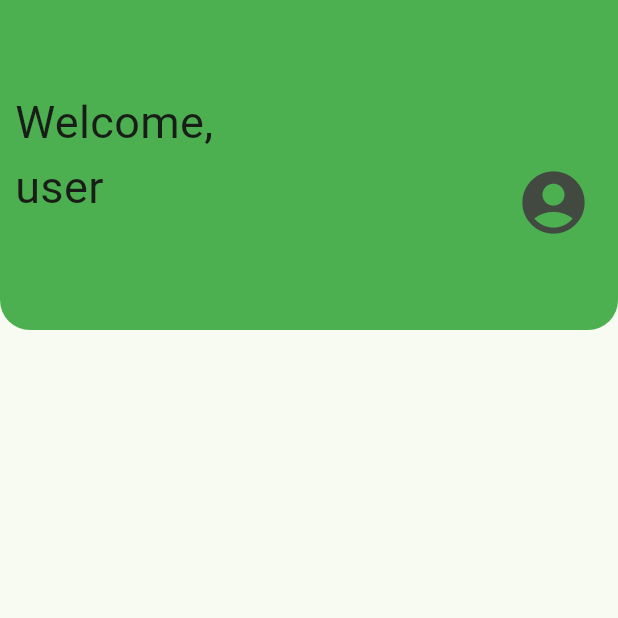
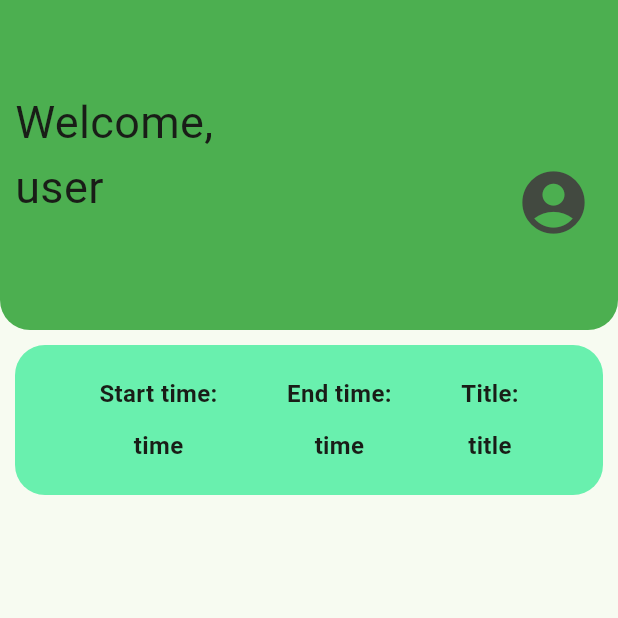
Before and after one commit to ThaboTheDev/skillsync, a Flutter app: the Mentorsscreen screen opened by its route, on a phone screen of 412 x 824 dp, the top half of it. Run offline on Flutter 3.47's test engine with Material 3 defaults, Android fonts, the phone set to English and light mode, and no system bars; our stand-ins replace cloud_firestore, firebase_auth, firebase_core, firebase_storage; accounts and stored records are empty.

Commit message:
updated the UI

```diff
--- a/flutter/skillsync/lib/screens/mentorsScreen.dart
+++ b/flutter/skillsync/lib/screens/mentorsScreen.dart
@@ -49,12 +49,94 @@ class _MentorsscreenState extends State<Mentorsscreen> {
     );
   }
 
+  Widget _upcomingMeeting() {
+    return Padding(
+      padding: const EdgeInsets.all(10.0),
+      child: Container(
+        height: 100,
+        decoration: BoxDecoration(
+          color: Colors.greenAccent,
+          borderRadius: BorderRadius.all(
+            Radius.circular(20)
+          ),
+        ),
+        child: Padding(
+          padding: const EdgeInsets.all(10.0),
+          child: Row(
+            mainAxisAlignment: MainAxisAlignment.spaceEvenly,
+            children: [
+              Column(
+                mainAxisAlignment: MainAxisAlignment.spaceEvenly,
+                children: [
+                  Text(
+                    'Start time:',
+                    style: TextStyle(
+                      fontWeight: FontWeight.bold,
+                      fontSize: 16,
+                    ),
+                  ),
+                  Text(
+                    'time',
+                    style: TextStyle(
+                      fontWeight: FontWeight.bold,
+                      fontSize: 16,
+                    ),
+                  ),
+                ],
+              ),
+              Column(
+                mainAxisAlignment: MainAxisAlignment.spaceEvenly,
+                children: [
+                  Text(
+                    'End time:',
+                    style: TextStyle(
+                      fontWeight: FontWeight.bold,
+                      fontSize: 16,
+                    ),
+                  ),
+                  Text(
+                    'time',
+                    style: TextStyle(
+                      fontWeight: FontWeight.bold,
+                      fontSize: 16,
+                    ),
+                  ),
+                ],
+              ),
+              Column(
+                mainAxisAlignment: MainAxisAlignment.spaceEvenly,
+                children: [
+                  Text(
+                    'Title:',
+                    style: TextStyle(
+                      fontWeight: FontWeight.bold,
+                      fontSize: 16,
+                    ),
+                  ),
+                  Text(
+                    'title',
+                    style: TextStyle(
+                      fontWeight: FontWeight.bold,
+                      fontSize: 16,
+                    ),
+                  ),
+                ],
+              ),
+            ],
+          ),
+        ),
+      ),
+    );
+  }
+
   @override
   Widget build(BuildContext context) {
     return Scaffold(
       body: Column(
+        // mainAxisAlignment: MainAxisAlignment.spaceBetween,
         children: [
           _topPart(),
+          _upcomingMeeting(),
         ],
       ),
     );
```
